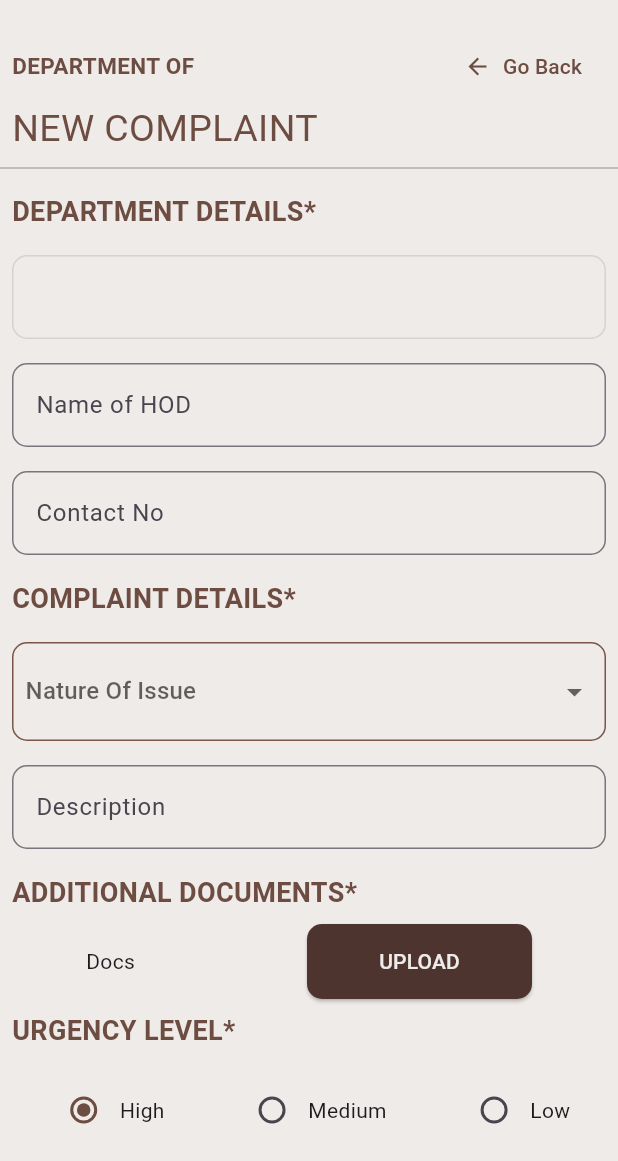
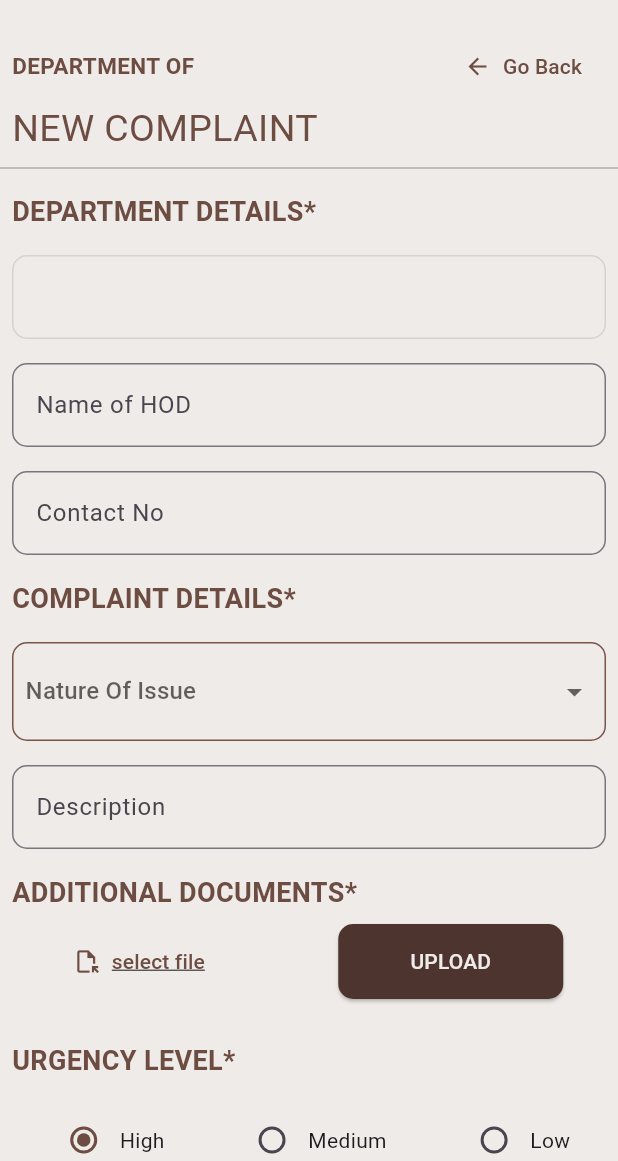
Before and after one commit to basilanazer/group-6-miniproject-gectfma, a Flutter app: the FileComplaint screen opened directly with empty values, after a tap on "UPLOAD", on a phone screen of 412 x 824 dp, the part 75-1236 px from its top. Run offline on Flutter 3.47's test engine with Material 3 defaults, Android fonts, the phone set to English and light mode, and no system bars; our stand-ins replace cloud_firestore, file_picker, firebase_auth, firebase_core, firebase_storage; accounts and stored records are empty.

Commit message:
upload img

```diff
--- a/gectfma/lib/File_Complaint/file_complaint.dart
+++ b/gectfma/lib/File_Complaint/file_complaint.dart
@@ -1,10 +1,16 @@
+import 'dart:async';
+import 'dart:io';
+
 import 'package:cloud_firestore/cloud_firestore.dart';
+import 'package:firebase_storage/firebase_storage.dart';
 import 'package:flutter/material.dart';
 import 'package:gectfma/Complaint_Summary/complaint_summary.dart';
 import 'package:gectfma/Requirements/Headings.dart';
 import 'package:gectfma/Requirements/show_my_dialog.dart';
 import '../Requirements/DetailsField.dart';
 import '../Requirements/TopBar.dart';
+import 'package:file_picker/file_picker.dart';
+import 'package:firebase_storage/firebase_storage.dart' as firebase_storage;
 
 class FileComplaint extends StatefulWidget {
   final String dept;
@@ -18,6 +24,50 @@ class FileComplaint extends StatefulWidget {
 List<String> levels = ["High", "Medium", "Low"];
 
 class _FileComplaintState extends State<FileComplaint> {
+  PlatformFile? pickedFile;
+  UploadTask? uploadTask;
+  String urlDownload = '';
+
+  Future selectFile() async{
+    final result = await FilePicker.platform.pickFiles();
+    if(result==null){
+      print("file didnt selected");
+    }
+    setState(() {
+      pickedFile = result?.files.first;
+    });
+  }
+
+  Future uploadFile() async {
+    if (pickedFile == null) {
+      print("No file selected for upload.");
+      return;
+    }
+
+    try {
+      String fname = await generateDeptId(widget.dept);
+      final path = '${widget.dept}/$fname';
+
+      final file = File(pickedFile!.path!);
+      final contentType = pickedFile!.extension ?? 'octet-stream';
+
+      final ref = FirebaseStorage.instance.ref().child(path);
+      final metadata = SettableMetadata(contentType: 'image/$contentType');
+
+      uploadTask = ref.putFile(file, metadata);
+
+      final snapshot = await uploadTask!.whenComplete(() {});
+      urlDownload = await snapshot.ref.getDownloadURL();
+
+      print('Download link - $urlDownload');
+      MyDialog.showCustomDialog(context, 'image uploaded', 'The image was successfully uploaded.');
+    } catch (e) {
+      print(e);
+    }
+  }
+
+
+
   String urgency = levels[0];
   String? nature;
   TextEditingController contactController = TextEditingController();
@@ -32,19 +82,6 @@ class _FileComplaintState extends State<FileComplaint> {
     hodController.dispose();
     super.dispose();
   }
-  // DateTime _dateTime = DateTime.now();
-  // void _showDatePicker() {
-  //   showDatePicker(
-  //           context: context,
-  //           initialDate: DateTime.now(),
-  //           firstDate: DateTime.now(),
-  //           lastDate: DateTime(2025))
-  //       .then((value) {
-  //     setState(() {
-  //       _dateTime = value!;
-  //     });
-  //   });
-  // }
 
   @override
   Widget build(BuildContext context) {
@@ -121,9 +158,29 @@ class _FileComplaintState extends State<FileComplaint> {
           Row(
             mainAxisAlignment: MainAxisAlignment.spaceAround,
             children: <Widget>[
-              Text("Docs"),
+              if(pickedFile == null)
+              TextButton.icon(
+                onPressed: (){
+                  selectFile();
+                },
+                label: Text("select file",
+                selectionColor: Colors.brown[400],
+                style: TextStyle(color: Colors.brown[600],decoration: TextDecoration.underline,),
+                ),
+                icon: Icon(Icons.file_open_outlined,color: Colors.brown[600],),
+              ),
+              if(pickedFile != null)
+              TextButton(
+                onPressed: () => showImageDialog(),
+                child:
+                Text(
+                  pickedFile!.name,
+                  style: TextStyle(color: Colors.brown,decoration: TextDecoration.underline)
+                )
+              ),
               ElevatedButton(
                 onPressed: () {
+                  uploadFile();
                 },
                 style: ElevatedButton.styleFrom(
                   foregroundColor: Colors.brown[50],
@@ -135,9 +192,11 @@ class _FileComplaintState extends State<FileComplaint> {
                 ),
                 child: Text('UPLOAD'),
               ),
+
             ],
 
           ),
+          SizedBox(height: 20,),
           Headings(title: "Urgency level*"),
           Padding(
             padding: const EdgeInsets.all(8.0),
@@ -194,23 +253,6 @@ class _FileComplaintState extends State<FileComplaint> {
             ),
           ),
 
-          // Headings(title: "Preffered date and Time"),
-          // Row(
-          //   mainAxisAlignment: MainAxisAlignment.spaceEvenly,
-          //   children: [
-          //     IconButton(
-          //         onPressed: _showDatePicker,
-          //         icon: Icon(
-          //           Icons.calendar_month_outlined,
-          //           color: Colors.brown[600],
-          //           size: 40,
-          //         )),
-          //     Text(
-          //       _dateTime.toUtc().toString(),
-          //       style: TextStyle(fontSize: 15),
-          //     )
-          //   ],
-          // ),
           SizedBox(
             height: 10,
           ),
@@ -268,7 +310,9 @@ class _FileComplaintState extends State<FileComplaint> {
             'nature': nature,
             'desc': desc,
             'urgency': urgency,
-            'status' : 'pending'
+            'status' : 'pending',
+            'filed_date' : DateTime.now(),
+            'image' : urlDownload
           });
           Navigator.of(context).push(MaterialPageRoute(builder: (context) {
           return ComplaintSummary(
@@ -304,32 +348,28 @@ class _FileComplaintState extends State<FileComplaint> {
   String paddedNumber = (numberOfDocuments + 1).toString().padLeft(3, '0'); // +1 for the next document
   return '$dept$paddedNumber';
 }
+void showImageDialog() {
+    showDialog(
+      context: context,
+      builder: (BuildContext context) {
+        return AlertDialog(
+          backgroundColor: Colors.amber.shade50,
+          content: Container(
+            // You might want to constrain the size here depending on your design needs
+            width: double.maxFinite,
+            child: Image.file(
+              File(pickedFile!.path!),
+              fit: BoxFit.cover,
+            ),
+          ),
+          actions: <Widget>[
+            TextButton(
+              onPressed: () => Navigator.of(context).pop(), // Close the dialog
+              child: Text('Close',style: TextStyle(color: Colors.brown),),
+            ),
+          ],
+        );
+      },
+    );
 }
-
-// class Buttons extends StatelessWidget {
-//   final String buttonTitle;
-//   final Function() fn;
-//   const Buttons({
-//     Key? key,
-//     required this.buttonTitle,
-//     required this.fn,
-//   }) : super(key: key);
-
-//   @override
-//   Widget build(BuildContext context) {
-//     return Container(
-//         padding: const EdgeInsets.all(8.0),
-//         width: 150,
-//         height: 50,
-//         decoration: BoxDecoration(
-//             color: Colors.brown[600], borderRadius: BorderRadius.circular(10)),
-//         child: TextButton(
-//           onPressed: (){
-//             addComplaints(widget.dept, hod, contact, nature, desc, urgency)
-//           },
-//           child: Text(
-//             buttonTitle,
-//             style: TextStyle(color: Colors.white, fontSize: 17),
-//           ),
-//         ));
-//   }
+}
--- a/gectfma/lib/Login/forgot_pw.dart
+++ b/gectfma/lib/Login/forgot_pw.dart
@@ -80,6 +80,7 @@ class _ForgotPasswordPageState extends State<ForgotPasswordPage> {
                         child: Text('Back to Login',
                         style: TextStyle(
                           color: Colors.brown[800],
+                          decoration: TextDecoration.underline,
                           fontSize: 15,
                         ),),
           ),
--- a/gectfma/lib/Login/login_page.dart
+++ b/gectfma/lib/Login/login_page.dart
@@ -25,6 +25,7 @@ class _LoginState extends State<Login> {
   @override
   Widget build(BuildContext context) {
     return Material(
+      color: Colors.brown[50],
       child: ListView(
       children: [
         Column(children: <Widget>[
@@ -34,7 +35,7 @@ class _LoginState extends State<Login> {
           Text(
             "Government Engineering College Thrissur".toUpperCase(),
             style: TextStyle(
-                color: Colors.brown[600],
+                color: Colors.brown[800],
                 fontWeight: FontWeight.bold,
                 fontSize: 16),
           ),
@@ -107,7 +108,7 @@ class _LoginState extends State<Login> {
             child: Text("Forgot Password?",
                 style: TextStyle(
                   decoration: TextDecoration.underline,
-                  color: Colors.blue,
+                  color: Colors.brown[800],
                 )),
             onPressed: () {
               Navigator.of(context).push(MaterialPageRoute(builder: (context) {
--- a/gectfma/lib/Requirements/TopBar.dart
+++ b/gectfma/lib/Requirements/TopBar.dart
@@ -94,7 +94,7 @@ class TopBar extends StatelessWidget {
     await FirebaseAuth.instance.signOut();
     // Navigate to your login screen or any other screen you desire
     // For example:
-    Navigator.of(context).pushReplacementNamed('/home');
+    Navigator.of(context).pushReplacementNamed('/login');
     MyDialog.showCustomDialog(context, "LOGGING OUT", "you have to log back in");
 
   } catch (e) {
--- a/gectfma/lib/main.dart
+++ b/gectfma/lib/main.dart
@@ -1,6 +1,5 @@
 import 'package:firebase_core/firebase_core.dart';
 import 'package:flutter/material.dart';
-import 'package:gectfma/Login/forgot_pw.dart';
 import 'package:gectfma/firebase_options.dart';
 
 import 'Login/login_page.dart';
--- a/gectfma/pubspec.yaml
+++ b/gectfma/pubspec.yaml
@@ -38,6 +38,8 @@ dependencies:
   firebase_core: ^2.28.0
   firebase_auth: ^4.19.0
   cloud_firestore: ^4.17.0
+  file_picker: ^8.0.2
+  firebase_storage: ^11.7.2
 
 dev_dependencies:
   flutter_test:
```
Also changed, not shown: gectfma/lib/Requirements/show_my_dialog.dart (+22 -15 lines), gectfma/lib/splash_screen.dart (+14 -6 lines), documents/ui/Android Large - 1.png (deleted), documents/ui/Android Large - 10.png (deleted), documents/ui/Android Large - 11.png (deleted), documents/ui/Android Large - 2.png (deleted), documents/ui/Android Large - 3.png (deleted), documents/ui/Android Large - 4.png (deleted), documents/ui/Android Large - 8.png (deleted), documents/ui/UImain.png (added), gectfma/assets/images/logo2.png (added), gectfma/pubspec.lock.
